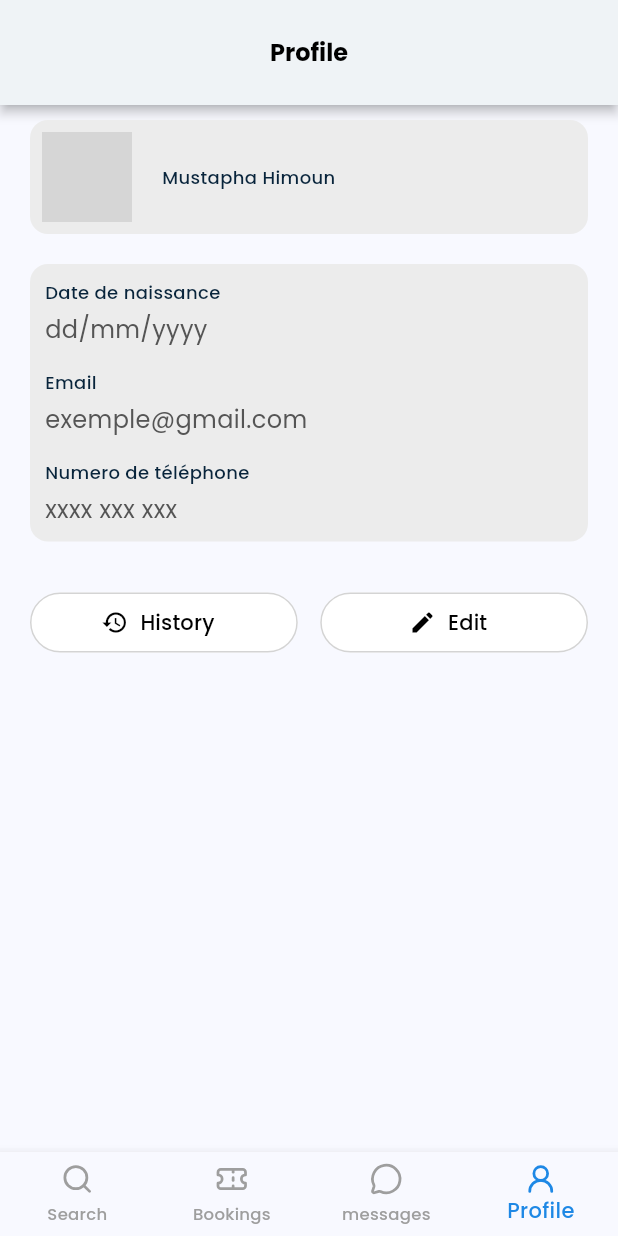
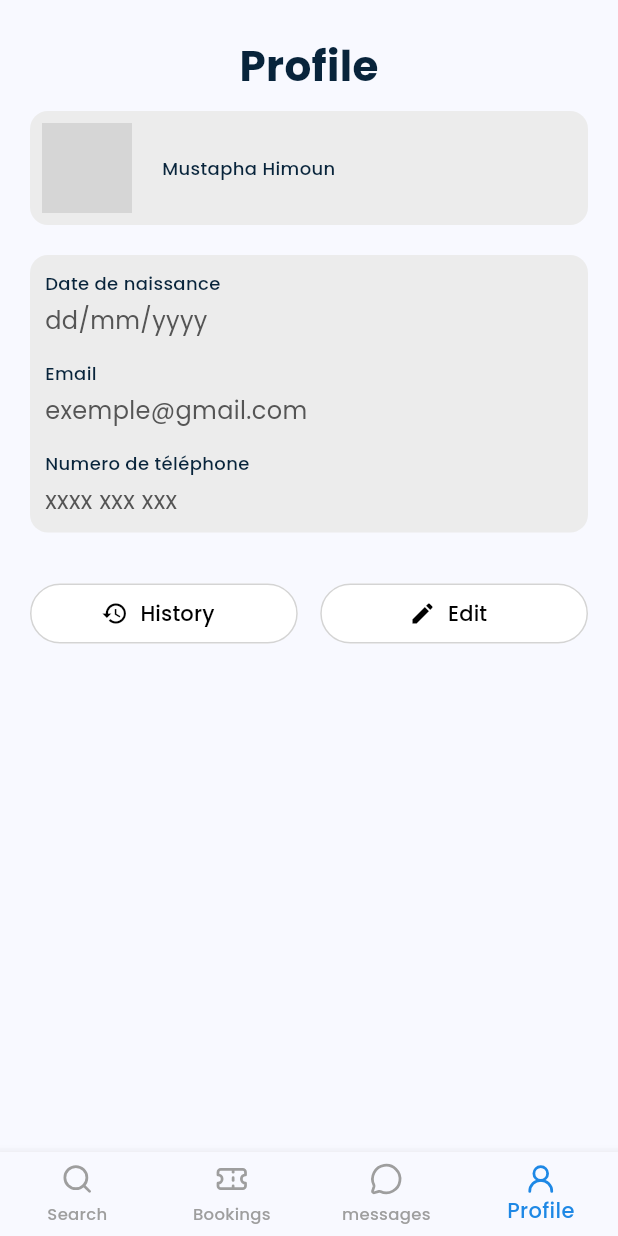
Before and after one commit to bhmustapha/Chingooo, a Flutter app: the screen it shows after launch, item 4 of the bottom bar chosen, on a phone screen of 412 x 824 dp. Run offline on Flutter 3.47's test engine with Material 3 defaults, Android fonts, the phone set to English and light mode, and no system bars; our stand-ins replace animated_text_kit, flutter_map, flutter_speed_dial, geocoding, geolocator, latlong2 and 1 more; grey boxes are pictures that could not be loaded.

Commit message:
i only adjusted the message, profile titles NOW ILL TRY TO MAKE MAPS FUCTIONS REUSABLE

```diff
--- a/lib/views/messages/conversations_list.dart
+++ b/lib/views/messages/conversations_list.dart
@@ -27,9 +27,10 @@ class ChatListPage extends StatelessWidget {
   @override
   Widget build(BuildContext context) {
     return Scaffold(
-      body: Column(
+      body: SafeArea(
+        child: Column(
           children: [
-          SizedBox(height: 35),
+            SizedBox(height: 24),
             Text(
               'Messages',
               style: TextStyle(
@@ -69,6 +70,7 @@ class ChatListPage extends StatelessWidget {
             ),
           ],
         ),
+      ),
     );
   }
 }
--- a/lib/views/profile/profile_page.dart
+++ b/lib/views/profile/profile_page.dart
@@ -15,15 +15,14 @@ class _ProfilePageState extends State<ProfilePage> {
       crossAxisAlignment: CrossAxisAlignment.center,
       mainAxisAlignment: MainAxisAlignment.start,
       children: [
-        // app bar
-        AppBar(
-          centerTitle: true,
-          automaticallyImplyLeading: false, // remove the default return button
-          title: Text(
-            'Profile',
-            style: Theme.of(context).textTheme.headlineMedium,
-          ),
-        ),
+        SizedBox(height: 24),
+            Text(
+              'Profile',
+              style: TextStyle(
+                fontSize: 28,
+                fontWeight: FontWeight.w700,
+              ),
+            ),
         Padding(
           padding: const EdgeInsets.symmetric(horizontal: 10.0),
           child: GreyContainer(
```
Lines whose indentation alone changed are shown as unchanged.
